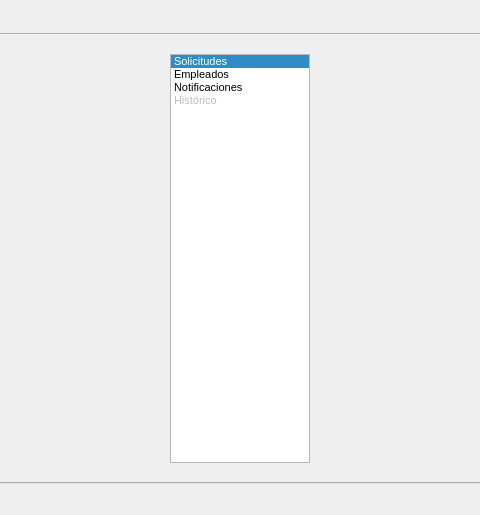
santichialvo/holidaysAdministrator, file windows/EmployeeWindow.ui: the form before one commit; both pictures show x 320 to 800 and y 0 to 515 of the 1150 by 515 pixel window.
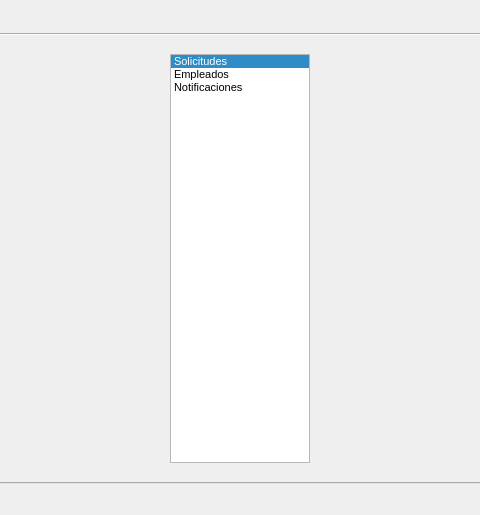
The form after the commit. The open tabs and pages were chosen to show the change. Icons and pictures are not drawn.

Diff of the .ui file:
```diff
--- a/windows/EmployeeWindow.ui
+++ b/windows/EmployeeWindow.ui
@@ -439,18 +439,6 @@
              <normaloff>:/F1/fromHelyx/file16.png</normaloff>:/F1/fromHelyx/file16.png</iconset>
            </property>
           </item>
-          <item>
-           <property name="text">
-            <string>Histórico</string>
-           </property>
-           <property name="icon">
-            <iconset resource="../images/Resource_ha.qrc">
-             <normaloff>:/F1/fromHelyx/monitoringFunction16.png</normaloff>:/F1/fromHelyx/monitoringFunction16.png</iconset>
-           </property>
-           <property name="flags">
-            <set>ItemIsSelectable|ItemIsDragEnabled|ItemIsUserCheckable</set>
-           </property>
-          </item>
          </widget>
         </item>
        </layout>
```
